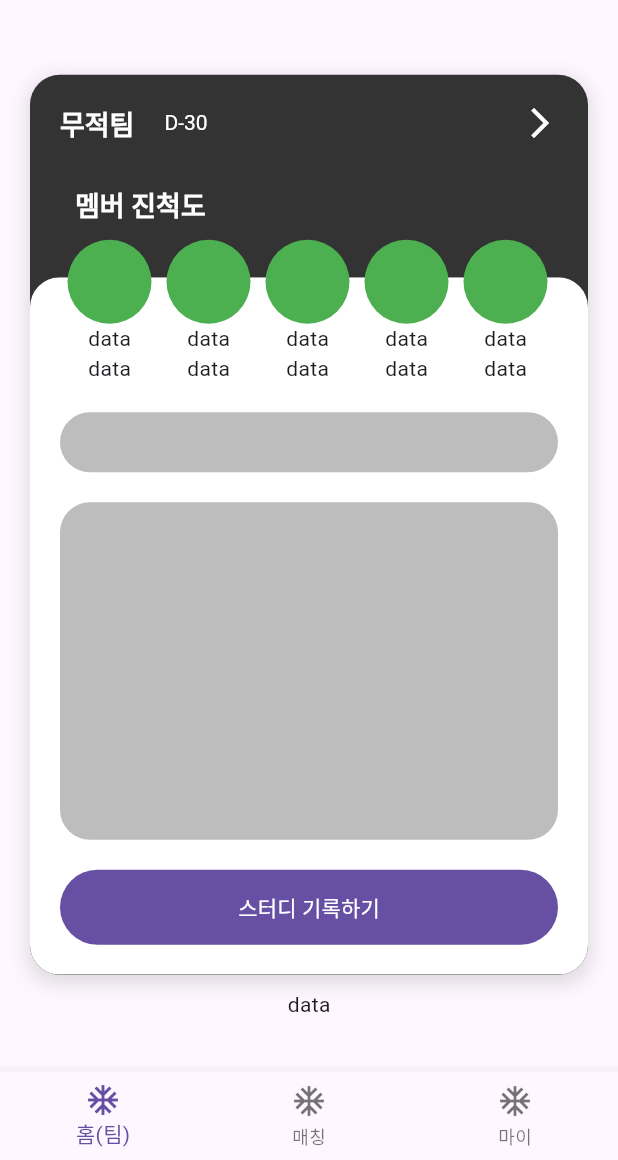
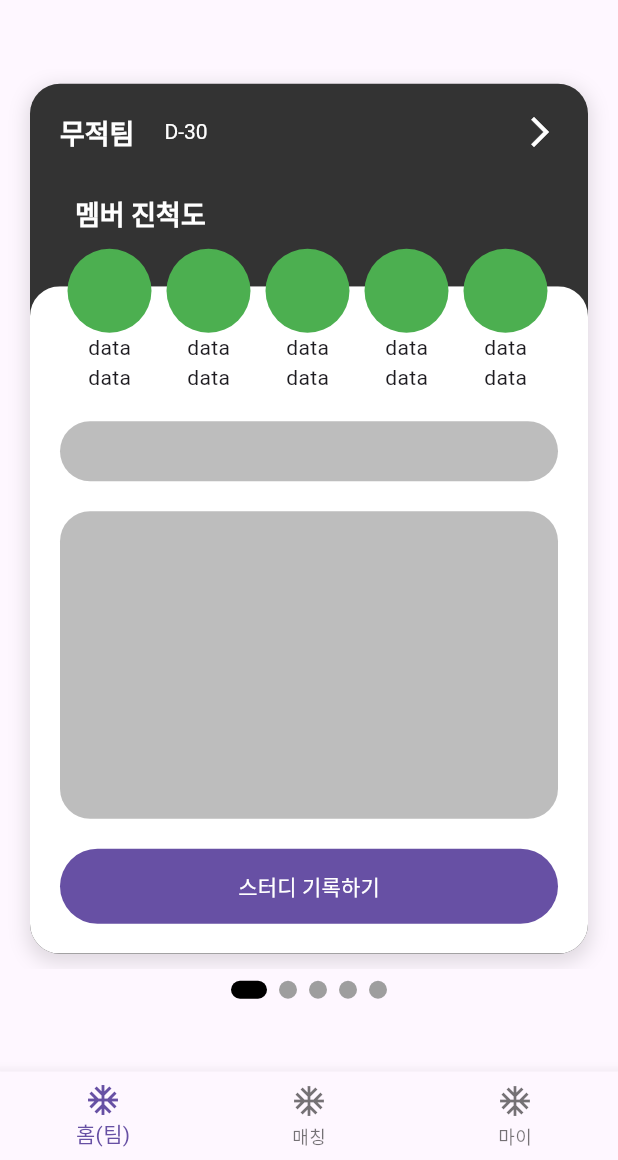
Before and after one commit to LeeHJuu/teamfit, a Flutter app: the HomePage screen opened directly, on a phone screen of 412 x 824 dp, the part 76-1236 px from its top. Run offline on Flutter 3.47's test engine with Material 3 defaults, Android fonts, the phone set to English and light mode, and no system bars; drawn by our look-alikes of carousel_slider; our stand-ins replace cloud_firestore, firebase_auth, firebase_core, firebase_crashlytics, flutter_dotenv, flutter_riverpod and 3 more; accounts and stored records are empty.

Commit message:
feat: HomeTapPage 캐러셀 적용

```diff
--- a/lib/src/presentation/views/home/pages/home_tap_page/home_tap_page.dart
+++ b/lib/src/presentation/views/home/pages/home_tap_page/home_tap_page.dart
@@ -1,23 +1,67 @@
+import 'package:carousel_slider/carousel_slider.dart';
 import 'package:flutter/material.dart';
 import 'package:teamfit/src/presentation/views/home/pages/home_tap_page/widgets/project_preview_box.dart';
-import 'package:teamfit/src/presentation/views/project/project_page.dart';
 
-class HomeTapPage extends StatelessWidget {
+class HomeTapPage extends StatefulWidget {
+  @override
+  State<HomeTapPage> createState() => _HomeTapPageState();
+}
+
+class _HomeTapPageState extends State<HomeTapPage> {
+  final items = [1, 2, 3, 4, 5];
+
+  int _current = 0;
+
+  final CarouselSliderController _carouselSliderController =
+      CarouselSliderController();
+
   @override
   Widget build(BuildContext context) {
     return Column(
       mainAxisAlignment: MainAxisAlignment.center,
       children: [
-        GestureDetector(
-          onTap: () {
-            Navigator.push(
-              context,
-              MaterialPageRoute(builder: (context) => ProjectPage()),
-            );
-          },
-          child: ProjectPreviewBox(),
+        CarouselSlider(
+          carouselController: _carouselSliderController,
+          options: CarouselOptions(
+            height: 600,
+            viewportFraction: 1.0,
+            // enlargeCenterPage: true,
+            onPageChanged: (index, reason) {
+              setState(() {
+                _current = index;
+              });
+            },
+          ),
+          items:
+              items.map((i) {
+                return Builder(
+                  builder: (BuildContext context) {
+                    return ProjectPreviewBox();
+                  },
+                );
+              }).toList(),
         ),
-        Text('data'),
+        Row(
+          mainAxisAlignment: MainAxisAlignment.center,
+          children:
+              items.map((i) {
+                return GestureDetector(
+                  onTap: () => _carouselSliderController.animateToPage(i),
+                  child: Container(
+                    width: _current == i - 1 ? 24.0 : 12.0,
+                    height: 12.0,
+                    margin: EdgeInsets.symmetric(
+                      vertical: 8.0,
+                      horizontal: 4.0,
+                    ),
+                    decoration: BoxDecoration(
+                      borderRadius: BorderRadius.circular(12),
+                      color: _current == i - 1 ? Colors.black : Colors.grey,
+                    ),
+                  ),
+                );
+              }).toList(),
+        ),
       ],
     );
   }
--- a/lib/src/presentation/views/home/pages/home_tap_page/widgets/project_preview_box.dart
+++ b/lib/src/presentation/views/home/pages/home_tap_page/widgets/project_preview_box.dart
@@ -12,7 +12,6 @@ class ProjectPreviewBox extends StatelessWidget {
   Widget build(BuildContext context) {
     return Container(
       width: double.infinity,
-      height: 600,
       margin: EdgeInsets.symmetric(horizontal: 20, vertical: 10),
       decoration: BoxDecoration(
         color: CustomColor.gray_20,
```
